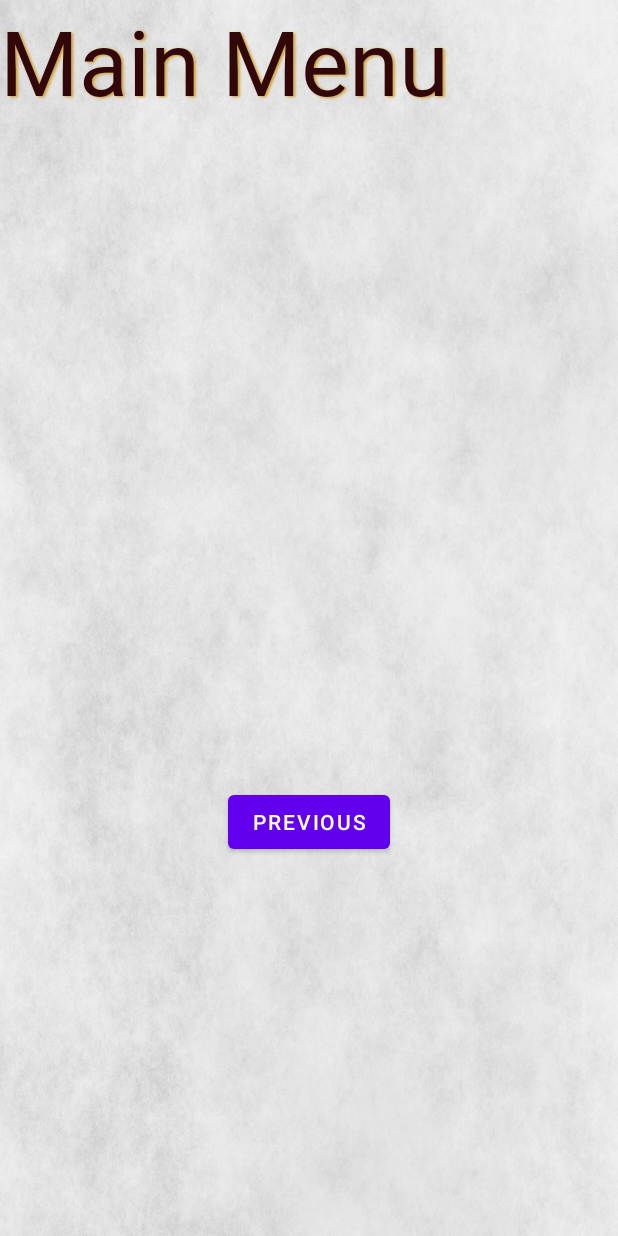
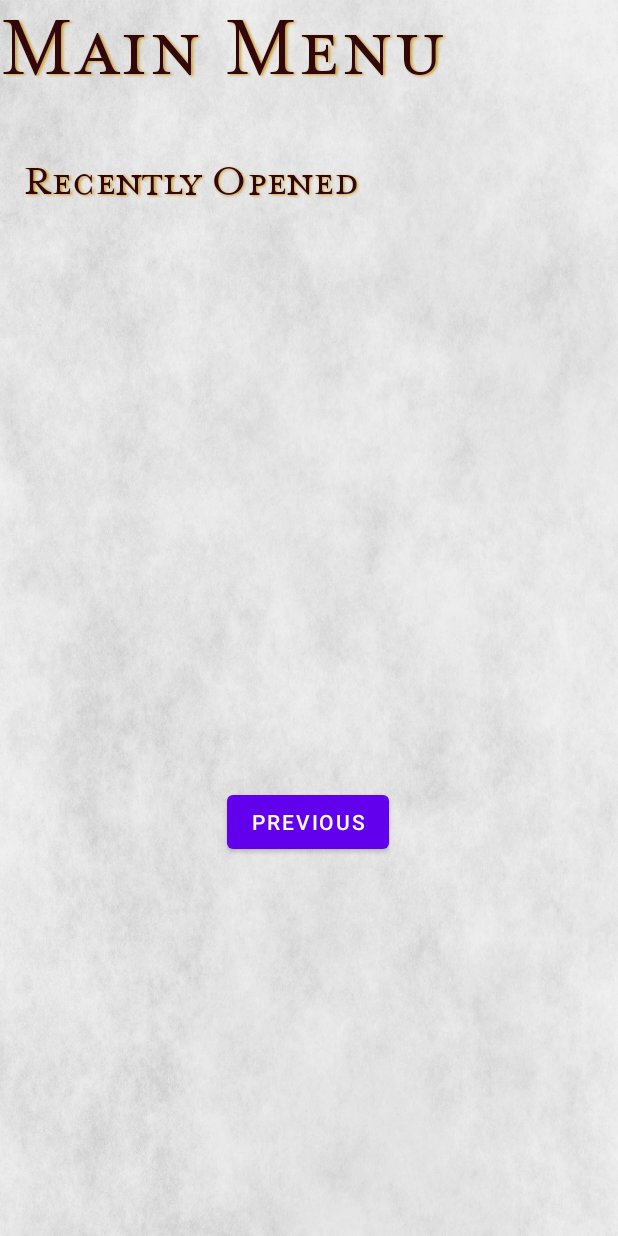
Before and after one commit to Revan671/NPCMancer, an Android app: the SecondFragment screen opened through its navigation route, on a phone screen of 412 x 824 dp. Run offline under Robolectric (Android 15) with nearby library versions, the light colour scheme and no system bars.

Commit message:
Created the Recently Opened Label and set constraints

```diff
--- a/app/src/main/res/layout/fragment_second.xml
+++ b/app/src/main/res/layout/fragment_second.xml
@@ -22,6 +22,7 @@
         android:text="@string/previous"
         app:layout_constraintBottom_toBottomOf="parent"
         app:layout_constraintEnd_toEndOf="parent"
+        app:layout_constraintHorizontal_bias="0.498"
         app:layout_constraintStart_toStartOf="parent"
         app:layout_constraintTop_toBottomOf="@id/textview_second" />
 
@@ -39,4 +40,33 @@
         android:textSize="60sp"
         tools:layout_editor_absoluteX="16dp"
         tools:layout_editor_absoluteY="16dp" />
+
+    <TextView
+        android:id="@+id/textView2"
+        android:layout_width="353dp"
+        android:layout_height="105dp"
+        android:layout_marginStart="16dp"
+        android:fontFamily="@font/mrseav9family"
+        android:shadowColor="#CFA030"
+        android:shadowDx="1.5"
+        android:shadowDy="1.3"
+        android:shadowRadius="1.6"
+        android:text="Recently Opened"
+        android:textColor="#320709"
+        android:textSize="29.26sp"
+        app:layout_constraintStart_toStartOf="parent"
+        app:layout_constraintTop_toBottomOf="@+id/textView" />
+
+    <ScrollView
+        android:id="@+id/scrollView2"
+        android:layout_width="374dp"
+        android:layout_height="162dp"
+        tools:layout_editor_absoluteX="16dp"
+        tools:layout_editor_absoluteY="167dp">
+
+        <LinearLayout
+            android:layout_width="match_parent"
+            android:layout_height="wrap_content"
+            android:orientation="vertical" />
+    </ScrollView>
 </androidx.constraintlayout.widget.ConstraintLayout>
```
Also changed, not shown: app/src/main/res/font/mrseav9.TTF (added).
